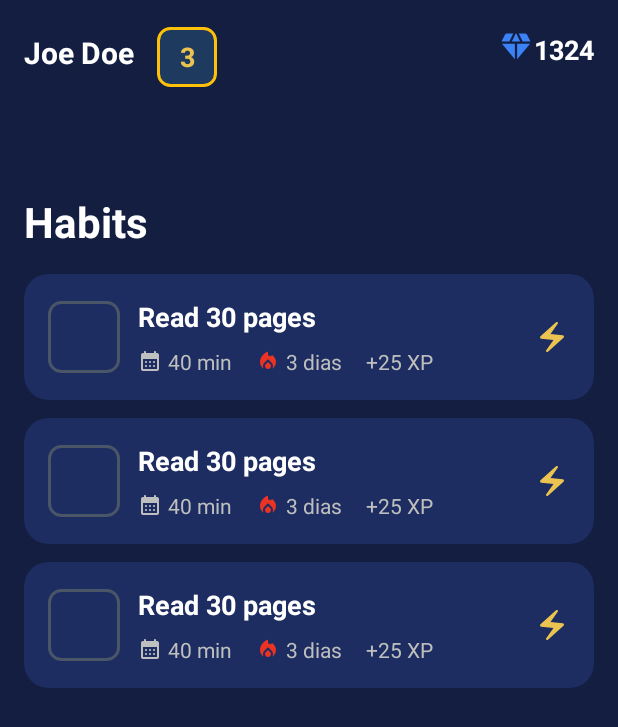
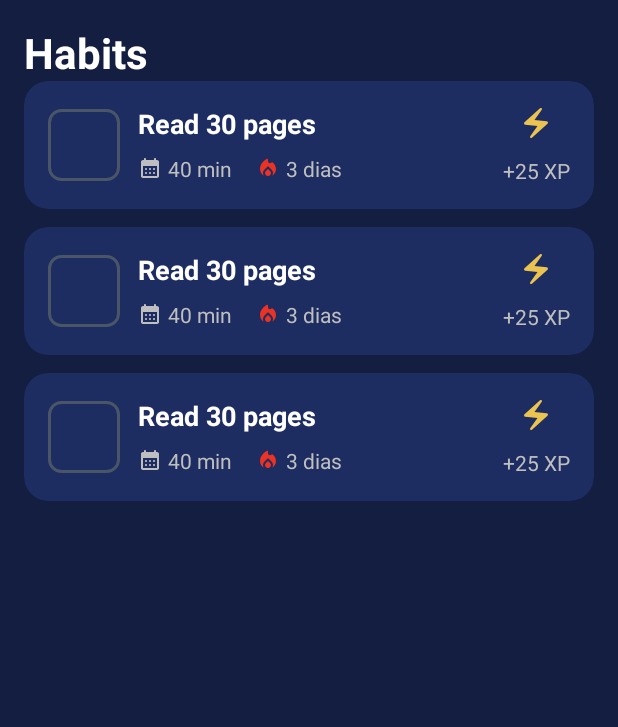
Before and after one commit to Guilherme-Mouro/Numa, an Android app: the layout fragment_home.xml on its own in the app's theme, with its tools: preview values and no code run, on a phone screen of 412 x 824 dp. Shown: the top 727 px of the screen. Run offline under Robolectric (Android 15) with nearby library versions, the phone set to English and light mode, and no system bars.

```diff
--- a/app/src/main/java/com/example/numa/dao/HabitDao.kt
+++ b/app/src/main/java/com/example/numa/dao/HabitDao.kt
@@ -12,7 +12,7 @@ interface HabitDao {
     @Query("SELECT * FROM habit WHERE id = :habitId")
     suspend fun getHabitById(habitId: Int): Habit?
 
-    @Query("UPDATE habit SET title = :title, description = :description, startTime = :startTime, duration = :duration, experience = :experience, sequence = :sequence, state = :state WHERE id = :habitId")
+    @Query("UPDATE habit SET title = :title, description = :description, startTime = :startTime, duration = :duration, experience = :experience, streak = :streak, state = :state WHERE id = :habitId")
     suspend fun updateHabit(
         habitId: Int,
         title: String,
@@ -20,7 +20,7 @@ interface HabitDao {
         startTime: Long,
         duration: Long,
         experience: Int,
-        sequence: Int,
+        streak: Int,
         state: String
     )
 
--- a/app/src/main/java/com/example/numa/dao/UserDao.kt
+++ b/app/src/main/java/com/example/numa/dao/UserDao.kt
@@ -12,8 +12,8 @@ interface UserDao {
     @Query("UPDATE user SET name = :username WHERE id = :userId")
     suspend fun updateUsername(userId: Int, username: String)
 
-    @Query("UPDATE user SET sequence = :sequence WHERE id = :userId")
-    suspend fun updateSequence(userId: Int, sequence: Int)
+    @Query("UPDATE user SET streak = :streak WHERE id = :userId")
+    suspend fun updateStreak(userId: Int, streak: Int)
 
     @Query("UPDATE user SET points = :points WHERE id = :userId")
     suspend fun updatePoints(userId: Int, points: Int)
--- a/app/src/main/java/com/example/numa/entity/Habit.kt
+++ b/app/src/main/java/com/example/numa/entity/Habit.kt
@@ -22,7 +22,7 @@ data class Habit (
     val startTime: Long,
     val duration: Long,
     val experience: Int,
-    val sequence: Int,
+    val streak: Int,
     val state: String,
 
     )
--- a/app/src/main/java/com/example/numa/entity/User.kt
+++ b/app/src/main/java/com/example/numa/entity/User.kt
@@ -8,7 +8,7 @@ data class User(
     @PrimaryKey(autoGenerate = true) val id: Int = 0,
 
     val name: String,
-    val sequence: Int,
+    val streak: Int,
     val points: Int,
 
     )
--- a/app/src/main/res/drawable/level_badge_background.xml
+++ b/app/src/main/res/drawable/level_badge_background.xml
@@ -1,9 +1,10 @@
 <?xml version="1.0" encoding="utf-8"?>
 <shape xmlns:android="http://schemas.android.com/apk/res/android"
     android:shape="rectangle">
-    <solid android:color="#1E3A5F" />
+
     <corners android:radius="8dp" />
     <stroke
         android:width="2dp"
         android:color="#FFC107" />
+
 </shape>
--- a/app/src/main/res/layout/fragment_home.xml
+++ b/app/src/main/res/layout/fragment_home.xml
@@ -1,5 +1,6 @@
 <?xml version="1.0" encoding="utf-8"?>
-<androidx.constraintlayout.widget.ConstraintLayout xmlns:android="http://schemas.android.com/apk/res/android"
+<androidx.constraintlayout.widget.ConstraintLayout
+    xmlns:android="http://schemas.android.com/apk/res/android"
     xmlns:app="http://schemas.android.com/apk/res-auto"
     xmlns:tools="http://schemas.android.com/tools"
     android:layout_width="match_parent"
@@ -7,84 +8,28 @@
     android:background="@color/background"
     android:padding="16dp">
 
-    <!-- Header Section -->
-    <TextView
-        android:id="@+id/tvUserName"
-        android:layout_marginTop="5dp"
-        android:layout_width="wrap_content"
+    <LinearLayout
+        android:layout_width="match_parent"
         android:layout_height="wrap_content"
-        android:text="Joe Doe"
-        android:textColor="@android:color/white"
-        android:textSize="20sp"
-        android:textStyle="bold"
-        app:layout_constraintStart_toStartOf="parent"
-        app:layout_constraintTop_toTopOf="parent" />
+        android:orientation="vertical"
+        app:layout_constraintTop_toTopOf="parent">
 
-    <TextView
-        android:id="@+id/tvUserLevel"
-        android:layout_width="40dp"
-        android:layout_height="40dp"
-        android:layout_marginTop="6dp"
-        android:layout_marginStart="15dp"
-        android:background="@drawable/level_badge_background"
-        android:gravity="center"
-        android:text="3"
-        android:textColor="@color/yellow"
-        android:textSize="18sp"
-        android:textStyle="bold"
-        app:layout_constraintBottom_toBottomOf="@id/tvUserName"
-        app:layout_constraintStart_toEndOf="@id/tvUserName"
-        app:layout_constraintTop_toTopOf="@id/tvUserName" />
-
-    <ImageView
-        android:id="@+id/ivDiamond"
-        android:layout_width="24dp"
-        android:layout_height="24dp"
-        android:layout_marginTop="3dp"
-        android:src="@drawable/ic_diamond"
-        app:layout_constraintEnd_toStartOf="@id/tvDiamonds"
-        app:layout_constraintTop_toTopOf="parent"
-        app:tint="#3B82F6" />
-
-    <TextView
-        android:id="@+id/tvDiamonds"
-        android:layout_width="wrap_content"
-        android:layout_height="wrap_content"
-        android:layout_marginStart="4dp"
-        android:text="1324"
-        android:layout_marginTop="3dp"
-        android:textColor="@android:color/white"
-        android:textSize="18sp"
-        android:textStyle="bold"
-        app:layout_constraintBottom_toBottomOf="@id/ivDiamond"
-        app:layout_constraintEnd_toEndOf="parent"
-        app:layout_constraintTop_toTopOf="@id/ivDiamond" />
-
-    <!-- Habits Section -->
         <TextView
             android:id="@+id/tvHabitsTitle"
             android:layout_width="wrap_content"
             android:layout_height="wrap_content"
-        android:layout_marginTop="80dp"
             android:text="Habits"
             android:textColor="@android:color/white"
             android:textSize="28sp"
-        android:textStyle="bold"
-        app:layout_constraintStart_toStartOf="parent"
-        app:layout_constraintTop_toBottomOf="@id/tvUserName" />
+            android:textStyle="bold" />
 
-    <!-- Habits RecyclerView -->
         <androidx.recyclerview.widget.RecyclerView
             android:id="@+id/rvHabits"
-        android:layout_width="0dp"
-        android:layout_height="0dp"
-        android:layout_marginTop="16dp"
+            android:layout_width="match_parent"
+            android:layout_height="wrap_content"
             android:clipToPadding="false"
-        android:paddingBottom="16dp"
-        app:layout_constraintBottom_toBottomOf="parent"
-        app:layout_constraintEnd_toEndOf="parent"
-        app:layout_constraintStart_toStartOf="parent"
-        app:layout_constraintTop_toBottomOf="@id/tvHabitsTitle"
             tools:listitem="@layout/item_habit" />
 
+    </LinearLayout>
+
 </androidx.constraintlayout.widget.ConstraintLayout>
--- a/app/src/main/res/layout/item_habit.xml
+++ b/app/src/main/res/layout/item_habit.xml
@@ -13,7 +13,6 @@
         android:layout_height="wrap_content"
         android:padding="16dp">
 
-        <!-- Icon Placeholder -->
         <View
             android:id="@+id/vIconPlaceholder"
             android:layout_width="48dp"
@@ -23,7 +22,6 @@
             app:layout_constraintStart_toStartOf="parent"
             app:layout_constraintTop_toTopOf="parent" />
 
-        <!-- Habit Title -->
         <TextView
             android:id="@+id/tvHabitTitle"
             android:layout_width="0dp"
@@ -37,7 +35,6 @@
             app:layout_constraintStart_toEndOf="@id/vIconPlaceholder"
             app:layout_constraintTop_toTopOf="parent" />
 
-        <!-- Info Container -->
         <LinearLayout
             android:id="@+id/llInfo"
             android:layout_width="0dp"
@@ -49,7 +46,6 @@
             app:layout_constraintStart_toEndOf="@id/vIconPlaceholder"
             app:layout_constraintTop_toBottomOf="@id/tvHabitTitle">
 
-            <!-- Duration -->
             <ImageView
                 android:layout_width="16dp"
                 android:layout_height="16dp"
@@ -66,7 +62,6 @@
                 android:textColor="@color/light_grey"
                 android:textSize="14sp" />
 
-            <!-- Streak -->
             <ImageView
                 android:layout_width="16dp"
                 android:layout_height="16dp"
@@ -84,29 +79,33 @@
                 android:textColor="@color/light_grey"
                 android:textSize="14sp" />
 
-            <!-- XP -->
+        </LinearLayout>
+
+        <LinearLayout
+            android:layout_width="wrap_content"
+            android:layout_height="match_parent"
+            android:orientation="vertical"
+            android:gravity="center"
+            app:layout_constraintRight_toRightOf="parent">
+
+            <ImageView
+                android:id="@+id/ivLightning"
+                android:layout_width="24dp"
+                android:layout_height="24dp"
+                android:layout_marginBottom="10dp"
+                android:src="@drawable/ic_lightning"
+                app:tint="@color/yellow" />
+
             <TextView
                 android:id="@+id/tvXp"
                 android:layout_width="wrap_content"
                 android:layout_height="wrap_content"
-                android:layout_marginStart="16dp"
                 android:text="+25 XP"
                 android:textColor="@color/light_grey"
                 android:textSize="14sp" />
 
         </LinearLayout>
 
-        <!-- Lightning Icon -->
-        <ImageView
-            android:id="@+id/ivLightning"
-            android:layout_width="24dp"
-            android:layout_height="24dp"
-            android:src="@drawable/ic_lightning"
-            app:layout_constraintBottom_toBottomOf="parent"
-            app:layout_constraintEnd_toEndOf="parent"
-            app:layout_constraintTop_toTopOf="parent"
-            app:tint="@color/yellow" />
-
     </androidx.constraintlayout.widget.ConstraintLayout>
 
 </androidx.cardview.widget.CardView>
```
Also changed, not shown: app/src/main/java/com/example/numa/adapter/HabitAdapter.kt (added, +36 -0 lines), app/src/main/res/layout/activity_main.xml (+68 -1 lines). Lines whose indentation alone changed are shown as unchanged.
